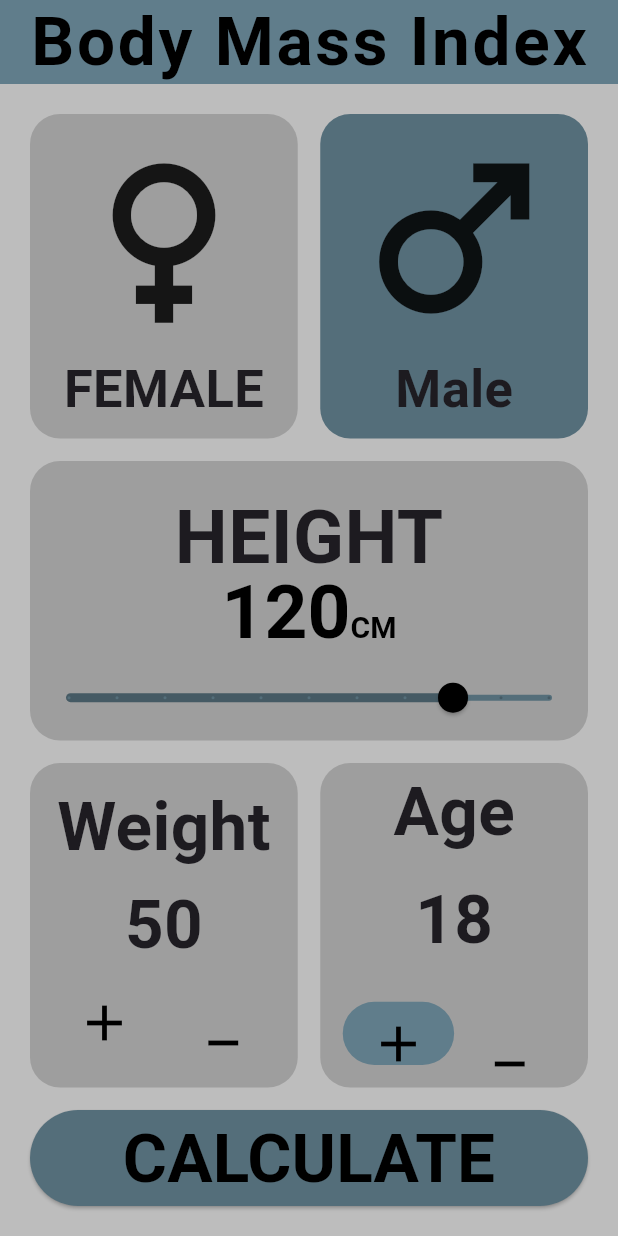
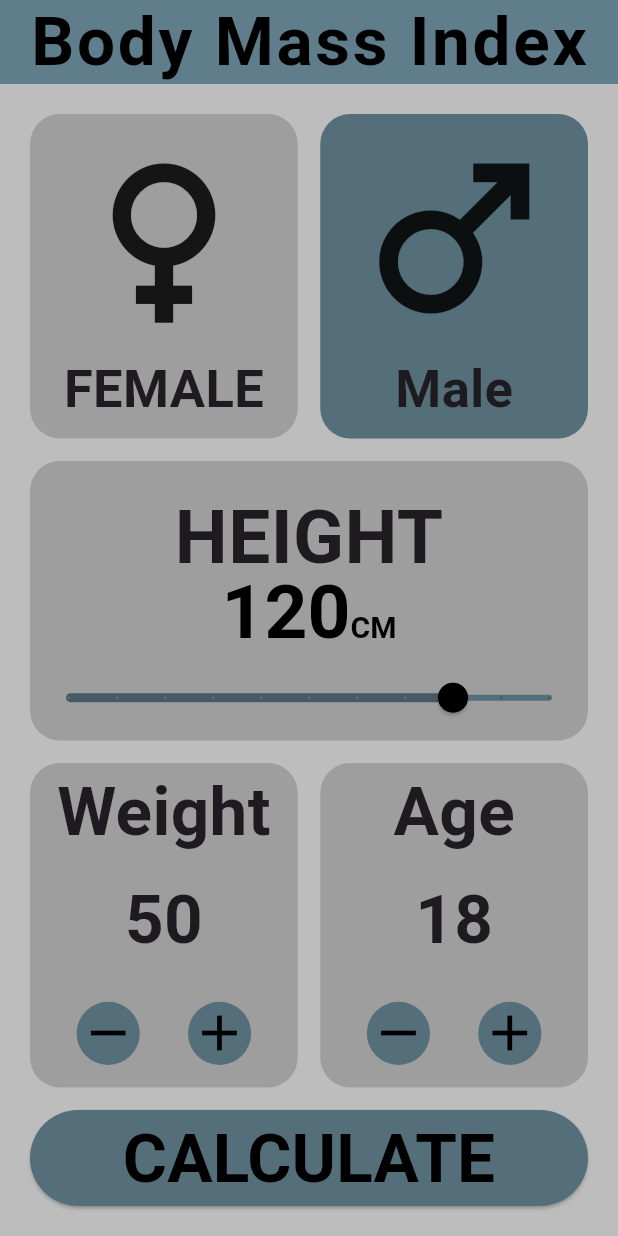
Before and after one commit to mohammed0000000000/Flutter-Practices, a Flutter app: the screen it shows after launch, on a phone screen of 412 x 824 dp. Run offline on Flutter 3.47's test engine with Material 3 defaults, Android fonts, the phone set to English and light mode, and no system bars.

Commit message:
complete design

```diff
--- a/lib/BMI_Calculator/Screens/bmiScreen.dart
+++ b/lib/BMI_Calculator/Screens/bmiScreen.dart
@@ -44,7 +44,8 @@ class Bmiscreen extends StatelessWidget {
                       )
                     ],
                   ),
-                )),
+                )
+                ),
                 SizedBox(width: 15)
                 ,
                 Expanded(child: Container(
@@ -116,35 +117,39 @@ class Bmiscreen extends StatelessWidget {
                       color: Colors.grey[500],
                       borderRadius: BorderRadius.circular(20)
                   ),
-                  padding: EdgeInsets.all(10),
                   child: Column(
                     children: [
-                      Expanded(child: Text(
+                      const Expanded(child: Text(
                         "Weight", style: TextStyle(fontSize: 45,
                           fontWeight: FontWeight.bold),)),
-                      Expanded(
+                      const Expanded(
                         child: Text("50", style: TextStyle(
                             fontSize: 45,
                             fontWeight: FontWeight.bold
                         ),
                         ),
                       ),
-                      Expanded(child: Row(
-                        children: [
-                          Expanded(child: TextButton(
-                              onPressed: () {},
-                              child: Icon(
-                                Icons.add, color: Colors.black, size: 40,))),
-                          Expanded(child: TextButton(
-                              onPressed: () {},
-                              child: Icon(Icons.minimize, color: Colors.black,
-                                size: 40,)))
-                        ],
+                      Expanded(child: Container(
+                        padding: const EdgeInsets.all(15),
+                        child: Row(
+                          children: [
+                            Expanded(child: CircleAvatar(
+                              radius: 50,
+                              backgroundColor: Colors.blueGrey[600],
+                              child: const Icon(Icons.remove,size: 40,color: Colors.black,),
+                            )),
+                            Expanded(child:CircleAvatar(
+                              radius: 50,
+                              backgroundColor: Colors.blueGrey[600],
+                              child: const Icon(Icons.add,size: 40,color: Colors.black,),
+                            ))
+                          ],
+                        ),
                       ))
                     ],
                   ),
                 )),
-                SizedBox(width: 15),
+                const SizedBox(width: 15),
                 Expanded(child: Container(
                   decoration: BoxDecoration(
                       color: Colors.grey[500],
@@ -152,11 +157,11 @@ class Bmiscreen extends StatelessWidget {
                   ),
                   child: Column(
                     children: [
-                      Expanded(child: Text("Age", style: TextStyle(
+                      const Expanded(child: Text("Age", style: TextStyle(
                           fontSize: 45,
                           fontWeight: FontWeight.bold
                       ),)),
-                      Expanded(
+                      const Expanded(
                         child: Text("18", style: TextStyle(
                             fontSize: 45,
                             fontWeight: FontWeight.bold
@@ -164,25 +169,20 @@ class Bmiscreen extends StatelessWidget {
                         ),
                       ),
                       Expanded(child: Container(
-                        padding: EdgeInsets.all(15),
+                        padding: const EdgeInsets.all(15),
                         child: Row(
                           children: [
-                            Expanded(child: Container(
-                              decoration: BoxDecoration(
-                                color: Colors.blueGrey,
-                                borderRadius: BorderRadius.circular(50),
-                              ),
-                              child: TextButton(
-                                onPressed: () {},
-                                child: Icon(
-                                  Icons.add, color: Colors.black, size: 40,),
-                              ),
+                            Expanded(child: CircleAvatar(
+                              radius: 50,
+                              backgroundColor: Colors.blueGrey[600],
+                              child: const Icon(Icons.remove,size: 40,color: Colors.black,),
+                            )
                             ),
-                            ),
-                            Expanded(child: TextButton(
-                                onPressed: () {},
-                                child: Icon(Icons.minimize, color: Colors.black,
-                                  size: 40,)))
+                            Expanded(child: CircleAvatar(
+                              radius: 50,
+                              backgroundColor: Colors.blueGrey[600],
+                              child: const Icon(Icons.add,size: 40,color: Colors.black,),
+                            ))
                           ],
                         ),
                       ))
@@ -191,7 +191,7 @@ class Bmiscreen extends StatelessWidget {
                 ))
               ],
             )),
-            SizedBox(height: 15),
+            const SizedBox(height: 15),
             ElevatedButton(onPressed: () {},
               style: ElevatedButton.styleFrom(backgroundColor:
               Colors.blueGrey[600]), child: Container(
```
Also changed, not shown: lib/BMI_Calculator/Widgets/genderWidget.dart (added, +42 -0 lines).
